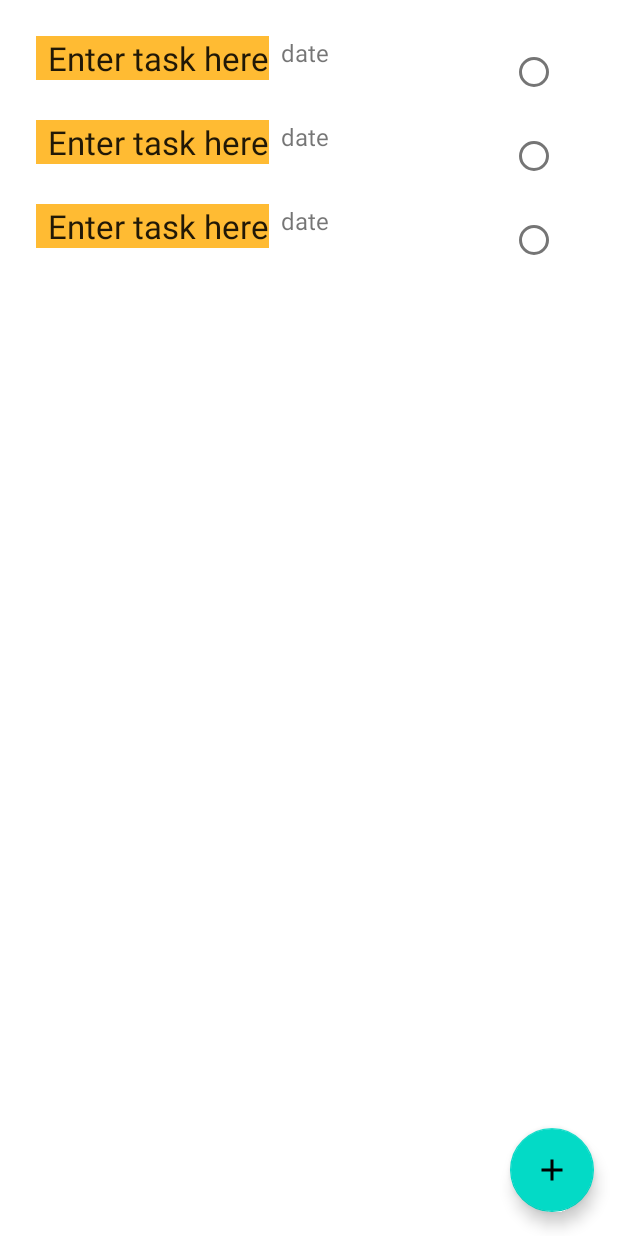
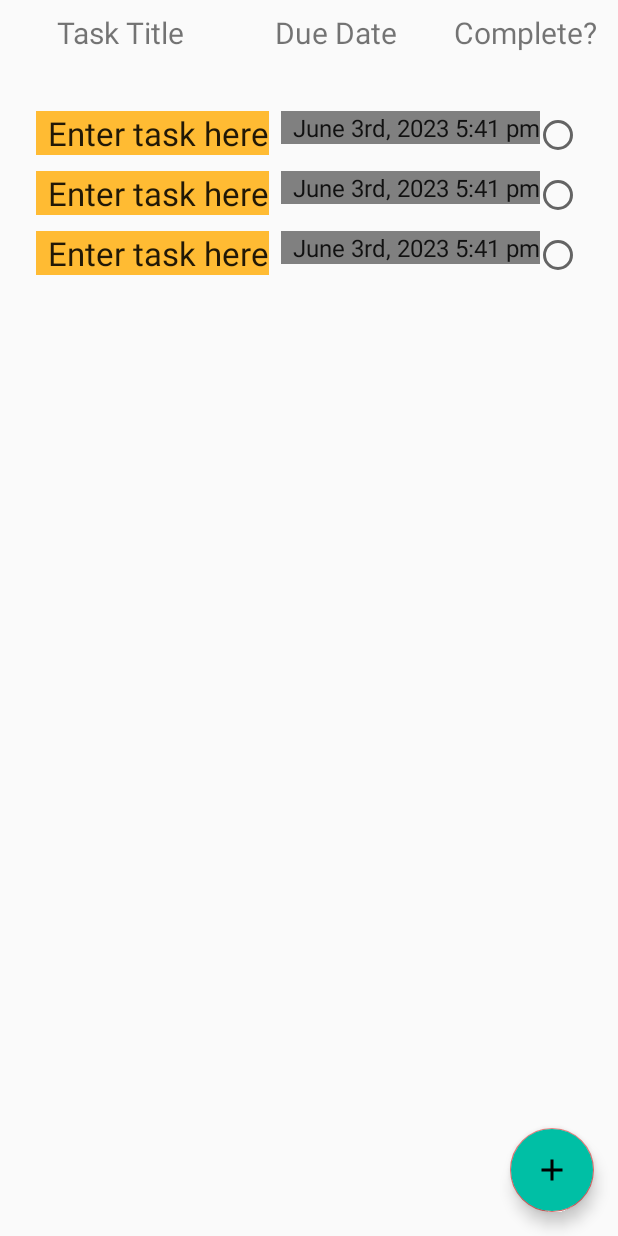
Before and after one commit to TrueFMartin/HomeMaintenanceList, an Android app: the layout activity_main.xml on its own in the app's theme, with its tools: preview values and no code run, on a phone screen of 412 x 824 dp. Run offline under Robolectric (Android 15) with nearby library versions, the phone set to English and light mode, and no system bars.

```diff
--- a/app/src/main/java/com/github/truefmartin/homelist/MainActivity/MainActivity.kt
+++ b/app/src/main/java/com/github/truefmartin/homelist/MainActivity/MainActivity.kt
@@ -51,7 +51,7 @@ class MainActivity : AppCompatActivity() {
     }
     //This is our ActivityResultContracts value that defines
     //the behavior of our application when the activity has finished.
-    val startNewTaskActivity = registerForActivityResult(ActivityResultContracts.StartActivityForResult()){
+    private val startNewTaskActivity = registerForActivityResult(ActivityResultContracts.StartActivityForResult()){
             result: ActivityResult ->
         if(result.resultCode== Activity.RESULT_OK){
             //Note that all we are doing is logging that we completed
@@ -109,7 +109,7 @@ class MainActivity : AppCompatActivity() {
                         NotificationUtil().createClickableNotification(
                             this,
                             it[0].title,
-                            it[0].date.format(DateTimeFormatter.ofLocalizedDateTime(FormatStyle.MEDIUM)),
+                            it[0].date.format(DateTimeFormatter.ofLocalizedDateTime(FormatStyle.SHORT)),
                             Intent(this@MainActivity, NewTaskActivity::class.java),
                             it1
                         )
--- a/app/src/main/java/com/github/truefmartin/homelist/Model/TaskDao.kt
+++ b/app/src/main/java/com/github/truefmartin/homelist/Model/TaskDao.kt
@@ -1,6 +1,7 @@
 package com.github.truefmartin.homelist.Model
 
 import androidx.room.Dao
+import androidx.room.Delete
 import androidx.room.Insert
 import androidx.room.OnConflictStrategy
 import androidx.room.Query
@@ -33,4 +34,9 @@ interface TaskDao {
     //Update a single task
     @Update
     suspend fun update(task: Task):Int
+
+    // Delete a single task
+
+    @Delete
+    suspend fun deleteTask(task: Task)
 }
--- a/app/src/main/res/layout/activity_main.xml
+++ b/app/src/main/res/layout/activity_main.xml
@@ -5,7 +5,38 @@
     android:layout_width="match_parent"
     android:layout_height="match_parent"
     tools:context=".MainActivity.MainActivity">
+    <androidx.appcompat.widget.LinearLayoutCompat
+        android:id="@+id/tab"
+        android:layout_width="match_parent"
+        android:layout_height="50dp"
+        android:padding="8dp"
+        app:layout_constraintTop_toTopOf="parent"
+        app:layout_constraintLeft_toLeftOf="parent"
+        app:layout_constraintRight_toRightOf="parent"
+        android:orientation="horizontal">
 
+        <androidx.appcompat.widget.AppCompatTextView
+            android:layout_width="0dp"
+            android:layout_height="match_parent"
+            android:layout_weight="4"
+            android:textSize="20dp"
+            android:textAlignment="center"
+            android:text="Task Title"/>
+        <androidx.appcompat.widget.AppCompatTextView
+            android:layout_width="0dp"
+            android:layout_height="match_parent"
+            android:layout_weight="4"
+            android:textSize="20dp"
+            android:textAlignment="center"
+            android:text="Due Date"/>
+        <androidx.appcompat.widget.AppCompatTextView
+            android:layout_width="0dp"
+            android:layout_height="match_parent"
+            android:layout_weight="3"
+            android:textSize="20dp"
+            android:textAlignment="center"
+            android:text="Complete?"/>
+    </androidx.appcompat.widget.LinearLayoutCompat>
     <androidx.recyclerview.widget.RecyclerView
         android:id="@+id/recyclerview"
         android:layout_width="0dp"
@@ -15,7 +46,7 @@
         app:layout_constraintBottom_toBottomOf="parent"
         app:layout_constraintLeft_toLeftOf="parent"
         app:layout_constraintRight_toRightOf="parent"
-        app:layout_constraintTop_toTopOf="parent" />
+        app:layout_constraintTop_toBottomOf="@id/tab" />
 
     <com.google.android.material.floatingactionbutton.FloatingActionButton
         android:id="@+id/fab"
@@ -24,6 +55,7 @@
         android:layout_width="wrap_content"
         android:layout_height="wrap_content"
         android:layout_margin="16dp"
+        android:backgroundTint="@color/colorPrimaryLight"
         android:contentDescription="@string/add_task"
         android:src="@drawable/baseline_add_24"/>
 
--- a/app/src/main/res/layout/recyclerview_item.xml
+++ b/app/src/main/res/layout/recyclerview_item.xml
@@ -7,18 +7,19 @@
     android:layout_height="wrap_content">
 
     <TextView
-        android:id="@+id/dateText"
+        android:id="@+id/date_text"
+        style="@style/task_date"
         android:layout_width="wrap_content"
         android:layout_height="wrap_content"
         android:layout_marginStart="8dp"
         android:layout_marginTop="8dp"
-        android:text="date"
+        android:text="June 3rd, 2023 5:41 pm"
         android:textSize="16sp"
-        app:layout_constraintStart_toEndOf="@id/itemText"
+        app:layout_constraintStart_toEndOf="@id/title_text"
         app:layout_constraintTop_toTopOf="parent" />
 
     <TextView
-        android:id="@+id/itemText"
+        android:id="@+id/title_text"
         style="@style/task_title"
         android:layout_width="0dp"
         android:layout_height="wrap_content"
@@ -34,6 +35,7 @@
         android:layout_height="wrap_content"
         android:layout_marginTop="8dp"
         android:layout_marginEnd="8dp"
+        android:clickable="false"
         app:layout_constraintEnd_toEndOf="parent"
         app:layout_constraintTop_toTopOf="parent" />
 
--- a/app/src/main/res/values/colors.xml
+++ b/app/src/main/res/values/colors.xml
@@ -3,7 +3,8 @@
     <color name="black">#FF000000</color>
     <color name="white">#FFFFFFFF</color>
     <color name="colorPrimary">#3F51B5</color>
-    <color name="colorPrimaryDark">#303F9F</color>
-    <color name="colorAccent">#FF4081</color>
+    <color name="colorPrimaryDark">#23318A</color>
+    <color name="colorAccent">#8DD50000</color>
     <color name="buttonLabel">#FFFFFF</color>
+    <color name="colorPrimaryLight">#00BFA5</color>
 </resources>
--- a/app/src/main/res/values/strings.xml
+++ b/app/src/main/res/values/strings.xml
@@ -13,6 +13,9 @@
     <string name="recurring_task_text">Is a recurring this task?</string>
     <string name="string_is_completed">Is this task already completed?</string>
     <string name="string_recurrence">Recurrence:</string>
+    <string name="string_delete">Delete</string>
+    <string name="string_pick_date">Pick date</string>
+    <string name="string_pick_time">Pick time</string>
 
     <string-array name="recurring_options">
         <item>None</item>
--- a/app/src/main/res/values/styles.xml
+++ b/app/src/main/res/values/styles.xml
@@ -2,13 +2,16 @@
 <resources>
 
     <!-- Base application theme. -->
-    <style name="AppTheme" parent="Theme.MaterialComponents.Light.DarkActionBar">
+    <style name="AppTheme" parent="Theme.AppCompat.Light.DarkActionBar">
         <!-- Customize your theme here. -->
         <item name="colorPrimary">@color/colorPrimary</item>
         <item name="colorPrimaryDark">@color/colorPrimaryDark</item>
         <item name="colorAccent">@color/colorAccent</item>
     </style>
-
+    <style name="NegativeButton" parent="@style/Widget.Material3.FloatingActionButton.Tertiary">
+        <item name="colorTertiary">@color/colorAccent</item>
+        <item name="backgroundColor">@color/colorAccent</item>
+    </style>
     <!-- The default font for RecyclerView items is too small.
     The margin is a simple delimiter between the words. -->
     <style name="task_title">
@@ -17,5 +20,11 @@
         <item name="android:background">@android:color/holo_orange_light</item>
         <item name="android:textAppearance">@android:style/TextAppearance.Large</item>
     </style>
+    <style name="task_date">
+        <item name="android:layout_marginBottom">8dp</item>
+        <item name="android:paddingLeft">8dp</item>
+        <item name="android:background">@android:color/tertiary_text_light</item>
+        <item name="android:textAppearance">@android:style/TextAppearance.Large</item>
+    </style>
 
 </resources>
```
Also changed, not shown: app/src/main/java/com/github/truefmartin/homelist/MainActivity/TaskListAdapter.kt (+4 -3 lines), app/src/main/java/com/github/truefmartin/homelist/Model/TaskRepository.kt (+6 -1 lines), app/src/main/java/com/github/truefmartin/homelist/NewEditTaskActivity/ConfirmDelete.kt (added, +27 -0 lines), app/src/main/java/com/github/truefmartin/homelist/NewEditTaskActivity/NewTaskActivity.kt (+43 -22 lines), app/src/main/java/com/github/truefmartin/homelist/NewEditTaskActivity/NewTaskViewModel.kt (+9 -0 lines), app/src/main/res/layout/activity_new_task.xml (+30 -12 lines).
